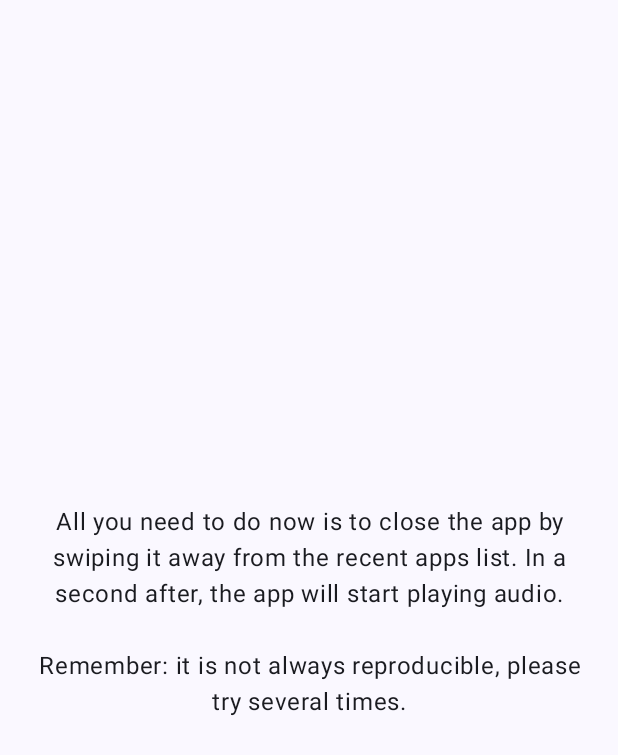
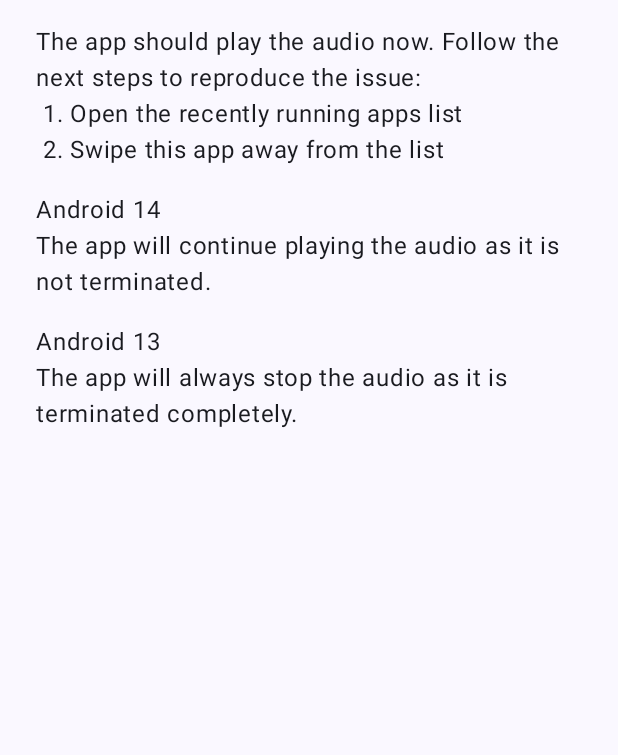
Before and after one commit to vparashchak/android-14-issue-app, an Android app built with Jetpack Compose: the screen it shows after launch (SecondActivity), on a phone screen of 412 x 824 dp. Shown: the top 755 px of the screen. Run offline under Robolectric (Android 15) with nearby library versions, the phone set to English and light mode, and no system bars; 1 statement that could not run was skipped.

Commit message:
Removed the logic scheduling notifications delivery; start audio when the second activity appeared; Replaced the audio file with the one from www.pixabay.com

```diff
--- a/app/src/main/java/com/enkoss/android14Issue/MyApplication.kt
+++ /dev/null
@@ -1,162 +0,0 @@
-package com.enkoss.android14Issue
-
-import android.Manifest
-import android.app.Activity
-import android.app.AlarmManager
-import android.app.Application
-import android.app.NotificationChannel
-import android.app.NotificationManager
-import android.app.PendingIntent
-import android.app.PendingIntent.FLAG_IMMUTABLE
-import android.content.BroadcastReceiver
-import android.content.Context
-import android.content.Intent
-import android.content.pm.PackageManager
-import android.media.MediaPlayer
-import android.os.Bundle
-import androidx.core.app.ActivityCompat
-import androidx.core.app.NotificationCompat
-import androidx.core.app.NotificationManagerCompat
-import androidx.lifecycle.Lifecycle
-import androidx.lifecycle.LifecycleEventObserver
-import androidx.lifecycle.LifecycleOwner
-import androidx.lifecycle.ProcessLifecycleOwner
-import com.enkoss.Android14IssueApp.R
-import com.enkoss.android14Issue.MyApplication.Companion.NOTIFICATION_ID_KEY
-import kotlinx.coroutines.CoroutineScope
-import kotlinx.coroutines.Dispatchers
-import kotlinx.coroutines.Job
-import kotlinx.coroutines.delay
-import kotlinx.coroutines.isActive
-import kotlinx.coroutines.launch
-import kotlin.random.Random
-
-class MyApplication: Application(), LifecycleEventObserver {
-
-    companion object {
-        const val NOTIFICATION_CHANNEL_ID = "notificationChannel"
-        const val NOTIFICATION_ID_KEY = "notificationId"
-    }
-
-    private lateinit var mediaPlayer: MediaPlayer
-    private var currentActivity: Activity? = null
-    private var delayAudioJob: Job? = null
-    private var notificationId = 1
-
-    override fun onCreate() {
-        super.onCreate()
-        ProcessLifecycleOwner.get().lifecycle.addObserver(this)
-        registerActivityLifecycleCallbacks(activityLifecycleCallbacks)
-        createNotificationChannel()
-    }
-
-    private fun createNotificationChannel() {
-        val name = getString(R.string.channel_name)
-        val importance = NotificationManager.IMPORTANCE_HIGH
-        val channel = NotificationChannel(NOTIFICATION_CHANNEL_ID, name, importance).apply {
-            description = getString(R.string.channel_description)
-        }
-        val notificationManager: NotificationManager = getSystemService(Context.NOTIFICATION_SERVICE) as NotificationManager
-        notificationManager.createNotificationChannel(channel)
-    }
-
-    override fun onStateChanged(source: LifecycleOwner, event: Lifecycle.Event) {
-        println("onStateChanged, event: $event")
-        if (event == Lifecycle.Event.ON_STOP && currentActivity == null) {
-            // We can be here in 2 cases:
-            // - when the app was closed (swiped away from the recent app list)
-            // - when the app was backgrounded
-            println("Seems the last activity was closed. Now we can talk to user.")
-            surpriseUser()
-        }
-    }
-
-    /**
-     * The app will start playing audio explaining what is going on.
-     * It will also send local notifications to prove the app process is alive.
-     */
-    private fun surpriseUser() {
-        playAudioWithDelay(1000L)
-        scheduleNotificationIn(10000)
-        scheduleNotificationIn(13500)
-    }
-
-    private fun playAudioWithDelay(millis: Long) {
-        println("Will start playing audio in $millis milliseconds")
-        delayAudioJob?.cancel()
-        delayAudioJob = CoroutineScope(Dispatchers.Default).launch {
-            while (isActive) {
-                delay(millis)
-                CoroutineScope(Dispatchers.Main).launch MainScope@ {
-                    if (currentActivity != null) {
-                        return@MainScope
-                    }
-
-                    println("Start playing audio")
-                    mediaPlayer = MediaPlayer.create(applicationContext, R.raw.audio)
-                    mediaPlayer.setOnCompletionListener {
-                        mediaPlayer.release()
-                    }
-                    mediaPlayer.start()
-                }
-                delayAudioJob?.cancel()
-            }
-        }
-    }
-
-    /**
-     * The function scheduling sending a local notification.
-     * If not call it the issue will still persist. It doesn't keep app alive when it shouldn't be.
-     */
-    private fun scheduleNotificationIn(millis: Long) {
-        println("Schedule a notification sending in $millis milliseconds")
-        val alarmManager = applicationContext.getSystemService(Context.ALARM_SERVICE) as AlarmManager
-        val intent = Intent(applicationContext, AlarmReceiver::class.java)
-        intent.putExtra(NOTIFICATION_ID_KEY, notificationId)
-        val pendingIntent = PendingIntent.getBroadcast(applicationContext, Random.nextInt(), intent, FLAG_IMMUTABLE)
-        val triggerTime = System.currentTimeMillis() + millis
-        alarmManager.setExactAndAllowWhileIdle(AlarmManager.RTC_WAKEUP, triggerTime, pendingIntent)
-        notificationId++
-    }
-
-    private val activityLifecycleCallbacks = object : ActivityLifecycleCallbacks {
-        override fun onActivityCreated(activity: Activity, savedInstanceState: Bundle?) {}
-
-        override fun onActivityStarted(activity: Activity) {}
-
-        override fun onActivityResumed(activity: Activity) {
-            currentActivity = activity
-        }
-
-        override fun onActivityPaused(activity: Activity) {}
-
-        override fun onActivityStopped(activity: Activity) {
-            if (currentActivity == activity) {
-                currentActivity = null
-            }
-        }
-
-        override fun onActivitySaveInstanceState(activity: Activity, outState: Bundle) {}
-
-        override fun onActivityDestroyed(activity: Activity) {}
-    }
-}
-
-class AlarmReceiver : BroadcastReceiver() {
-    override fun onReceive(context: Context, intent: Intent) {
-        val notificationId = intent.getIntExtra(NOTIFICATION_ID_KEY, 1)
-        val postNotificationPermissionStatus = ActivityCompat.checkSelfPermission(context, Manifest.permission.POST_NOTIFICATIONS)
-        if (postNotificationPermissionStatus == PackageManager.PERMISSION_GRANTED) {
-            val notificationBuilder = NotificationCompat.Builder(context, MyApplication.NOTIFICATION_CHANNEL_ID)
-                .setSmallIcon(R.drawable.ic_launcher_foreground)
-                .setContentTitle("Background notification $notificationId")
-                .setContentText("I thought the app is closed")
-                .setPriority(NotificationCompat.PRIORITY_HIGH)
-            val notificationManager = NotificationManagerCompat.from(context)
-            notificationManager.notify(notificationId, notificationBuilder.build())
-            println("Sent notification with id $notificationId")
-        } else {
-            println("Failed to send notification with id $notificationId. No permission.")
-        }
-    }
-}
--- a/app/src/main/java/com/enkoss/android14Issue/SecondActivity.kt
+++ b/app/src/main/java/com/enkoss/android14Issue/SecondActivity.kt
@@ -1,11 +1,9 @@
 package com.enkoss.android14Issue
 
-import android.Manifest
-import android.content.pm.PackageManager
+import android.media.MediaPlayer
 import android.os.Bundle
 import androidx.activity.ComponentActivity
 import androidx.activity.compose.setContent
-import androidx.activity.result.contract.ActivityResultContracts
 import androidx.compose.foundation.layout.Arrangement
 import androidx.compose.foundation.layout.Box
 import androidx.compose.foundation.layout.Column
@@ -20,14 +18,12 @@ import androidx.compose.ui.Modifier
 import androidx.compose.ui.text.style.TextAlign
 import androidx.compose.ui.tooling.preview.Preview
 import androidx.compose.ui.unit.dp
-import androidx.core.app.ActivityCompat
+import com.enkoss.Android14IssueApp.R
 import com.enkoss.android14Issue.ui.theme.Android14IssueAppTheme
 
 class SecondActivity : ComponentActivity() {
 
-    private val notificationPermissionLauncher = registerForActivityResult(ActivityResultContracts.RequestPermission()) { isGranted ->
-        println("User granted notification permission: $isGranted")
-    }
+    private var mediaPlayer: MediaPlayer? = null
 
     override fun onCreate(savedInstanceState: Bundle?) {
         super.onCreate(savedInstanceState)
@@ -43,9 +39,13 @@ class SecondActivity : ComponentActivity() {
 
     override fun onResume() {
         super.onResume()
-        val postNotificationPermissionStatus = ActivityCompat.checkSelfPermission(this, Manifest.permission.POST_NOTIFICATIONS)
-        if (postNotificationPermissionStatus != PackageManager.PERMISSION_GRANTED) {
-            notificationPermissionLauncher.launch(Manifest.permission.POST_NOTIFICATIONS)
+        println("Start playing audio")
+        if (mediaPlayer == null) {
+            mediaPlayer = MediaPlayer.create(applicationContext, R.raw.titanium_170190)
+            mediaPlayer?.setOnCompletionListener { it.release() }
+        }
+        if (mediaPlayer?.isPlaying == false) {
+            mediaPlayer?.start()
         }
     }
 
@@ -55,17 +55,31 @@ class SecondActivity : ComponentActivity() {
             modifier = Modifier
                 .fillMaxSize()
                 .padding(16.dp),
-            contentAlignment = Alignment.Center
+            contentAlignment = Alignment.TopCenter
         ) {
             Column(
                 horizontalAlignment = Alignment.CenterHorizontally,
-                verticalArrangement = Arrangement.Center,
+                verticalArrangement = Arrangement.Top,
                 modifier = Modifier.padding(horizontal = 8.dp)
             ) {
                 Text(
-                    text = "All you need to do now is to close the app by swiping it away from the recent apps list. In a second after, the app will start playing audio.\n\nRemember: it is not always reproducible, please try several times.",
-                    modifier = Modifier.padding(bottom = 8.dp),
-                    textAlign = TextAlign.Center
+                    text = "The app should play the audio now. Follow the next steps to reproduce the issue:" +
+                            "\n 1. Open the recently running apps list" +
+                            "\n 2. Swipe this app away from the list",
+                    textAlign = TextAlign.Start
+                )
+
+                Text(
+                    text = "Android 14" +
+                            "\nThe app will continue playing the audio as it is not terminated.",
+                    modifier = Modifier.padding(top = 16.dp),
+                    textAlign = TextAlign.Start)
+
+                Text(
+                    text = "Android 13" +
+                            "\nThe app will always stop the audio as it is terminated completely.",
+                    modifier = Modifier.padding(top = 16.dp),
+                    textAlign = TextAlign.Start
                 )
             }
         }
```
Also changed, not shown: app/src/main/AndroidManifest.xml (+0 -8 lines), 2 other files.
